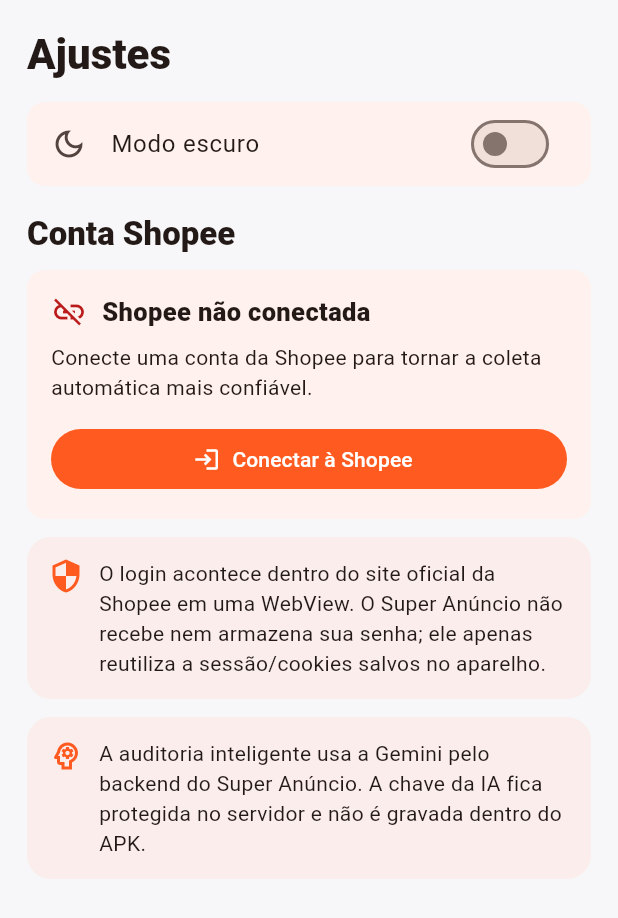
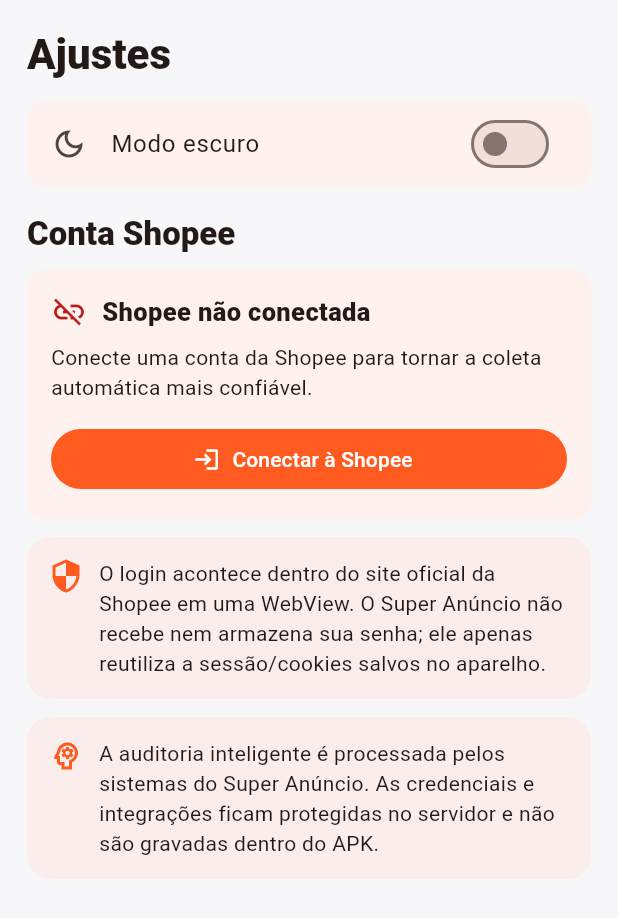
Before and after one commit to greskgja2-pixel/shopee-login-test, a Flutter app: the SettingsPage widget shown alone on an empty page, opened directly with empty values, on a phone screen of 412 x 824 dp. Shown: the top 918 px of the screen. Run offline on Flutter 3.47's test engine with Material 3 defaults, Android fonts, the phone set to English and light mode, and no system bars; our stand-ins replace audioplayers, pdf, shared_preferences, webview_flutter; accounts and stored records are empty.

Commit message:
fix: oculta provedor da IA na interface

```diff
--- a/super_anuncio/lib/settings_page.dart
+++ b/super_anuncio/lib/settings_page.dart
@@ -73,7 +73,7 @@
         const SizedBox(height: 12),
         const NoticeBox(icon: Icons.security_outlined, text: 'O login acontece dentro do site oficial da Shopee em uma WebView. O Super Anúncio não recebe nem armazena sua senha; ele apenas reutiliza a sessão/cookies salvos no aparelho.'),
         const SizedBox(height: 12),
-        const NoticeBox(icon: Icons.psychology_outlined, text: 'A auditoria inteligente usa a Gemini pelo backend do Super Anúncio. A chave da IA fica protegida no servidor e não é gravada dentro do APK.'),
+        const NoticeBox(icon: Icons.psychology_outlined, text: 'A auditoria inteligente é processada pelos sistemas do Super Anúncio. As credenciais e integrações ficam protegidas no servidor e não são gravadas dentro do APK.'),
       ]),
     );
   }
```
